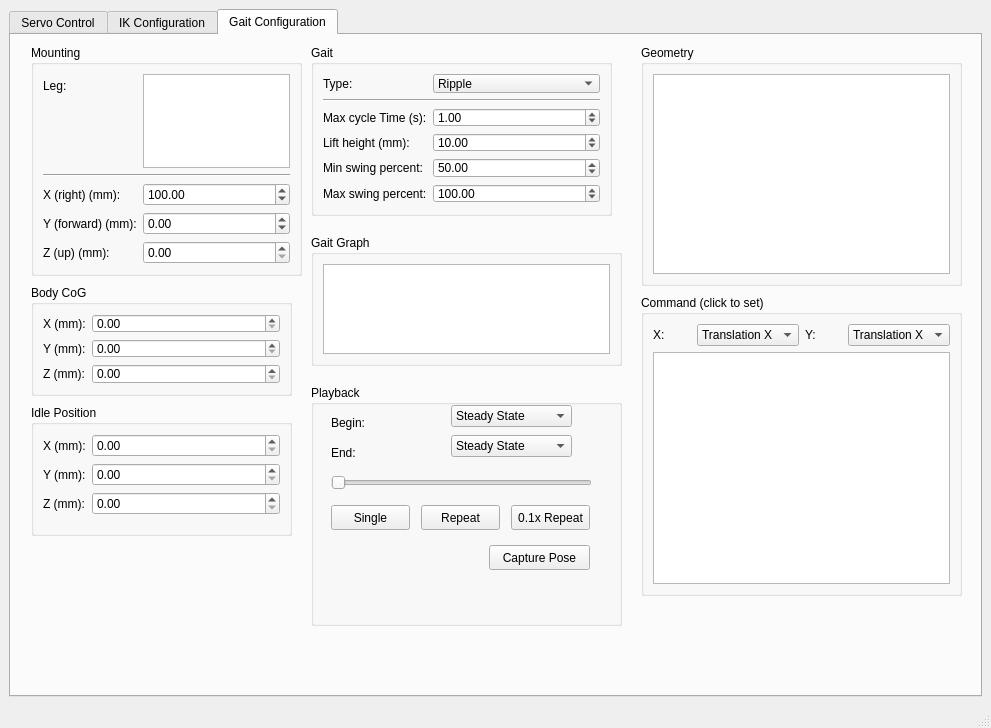
Above: mtool_main_window.ui from mjbots/mjmech before the change. Below: the same form after it.
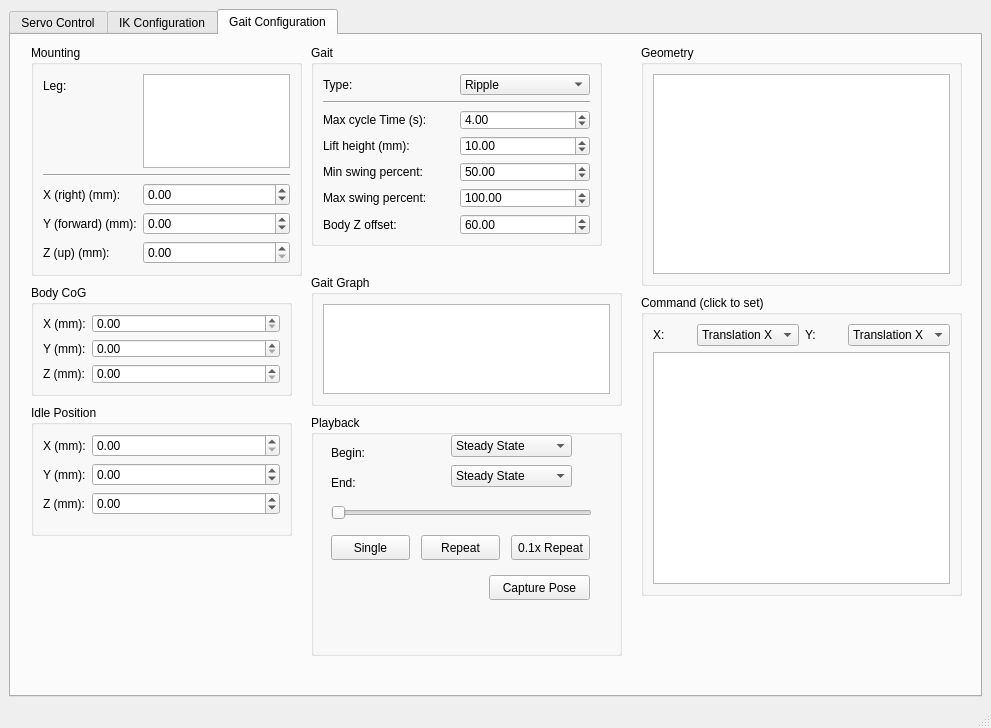
That is the form after the change. The open tabs and pages were chosen to show the change.

Commit message: mtool: Persist most of the elements on the gait tab through the settings file.

Diff of the .ui file:
```diff
--- a/mtool_main_window.ui
+++ b/mtool_main_window.ui
@@ -14,8 +14,8 @@
    <string>mtool</string>
   </property>
   <widget class="QWidget" name="centralwidget">
-   <layout class="QVBoxLayout" name="verticalLayout">
-    <item>
+   <layout class="QGridLayout" name="gridLayout_6">
+    <item row="0" column="0">
      <widget class="QTabWidget" name="tabWidget">
       <property name="currentIndex">
        <number>0</number>
@@ -1025,6 +1025,9 @@
          </item>
          <item row="2" column="1">
           <widget class="QDoubleSpinBox" name="mountingLegXSpin">
+           <property name="minimum">
+            <double>-1000.000000000000000</double>
+           </property>
            <property name="maximum">
             <double>1000.000000000000000</double>
            </property>
@@ -1032,7 +1035,7 @@
             <double>5.000000000000000</double>
            </property>
            <property name="value">
-            <double>100.000000000000000</double>
+            <double>0.000000000000000</double>
            </property>
           </widget>
          </item>
@@ -1080,14 +1083,14 @@
          <rect>
           <x>300</x>
           <y>10</y>
-          <width>301</width>
-          <height>171</height>
+          <width>291</width>
+          <height>201</height>
          </rect>
         </property>
         <property name="title">
          <string>Gait</string>
         </property>
-        <layout class="QFormLayout" name="formLayout_6">
+        <layout class="QGridLayout" name="gridLayout_7">
          <item row="0" column="0">
           <widget class="QLabel" name="label_5">
            <property name="text">
@@ -1121,13 +1124,13 @@
          <item row="2" column="1">
           <widget class="QDoubleSpinBox" name="maxCycleTimeSpin">
            <property name="maximum">
-            <double>4.000000000000000</double>
+            <double>20.000000000000000</double>
            </property>
            <property name="singleStep">
             <double>0.100000000000000</double>
            </property>
            <property name="value">
-            <double>1.000000000000000</double>
+            <double>4.000000000000000</double>
            </property>
           </widget>
          </item>
@@ -1185,13 +1188,36 @@
            </property>
           </widget>
          </item>
+         <item row="6" column="0">
+          <widget class="QLabel" name="label">
+           <property name="text">
+            <string>Body Z offset:</string>
+           </property>
+          </widget>
+         </item>
+         <item row="6" column="1">
+          <widget class="QDoubleSpinBox" name="bodyZOffsetSpin">
+           <property name="minimum">
+            <double>-1000.000000000000000</double>
+           </property>
+           <property name="maximum">
+            <double>1000.000000000000000</double>
+           </property>
+           <property name="singleStep">
+            <double>10.000000000000000</double>
+           </property>
+           <property name="value">
+            <double>60.000000000000000</double>
+           </property>
+          </widget>
+         </item>
         </layout>
        </widget>
        <widget class="QGroupBox" name="gaitGraphGroup">
         <property name="geometry">
          <rect>
           <x>300</x>
-          <y>200</y>
+          <y>240</y>
           <width>311</width>
           <height>131</height>
          </rect>
@@ -1236,7 +1262,17 @@
           </widget>
          </item>
          <item row="1" column="1">
-          <widget class="QDoubleSpinBox" name="idlePositionYSpin"/>
+          <widget class="QDoubleSpinBox" name="idlePositionYSpin">
+           <property name="minimum">
+            <double>-1000.000000000000000</double>
+           </property>
+           <property name="maximum">
+            <double>1000.000000000000000</double>
+           </property>
+           <property name="singleStep">
+            <double>10.000000000000000</double>
+           </property>
+          </widget>
          </item>
          <item row="2" column="0">
           <widget class="QLabel" name="label_12">
@@ -1246,7 +1282,17 @@
           </widget>
          </item>
          <item row="2" column="1">
-          <widget class="QDoubleSpinBox" name="idlePositionZSpin"/>
+          <widget class="QDoubleSpinBox" name="idlePositionZSpin">
+           <property name="minimum">
+            <double>-1000.000000000000000</double>
+           </property>
+           <property name="maximum">
+            <double>1000.000000000000000</double>
+           </property>
+           <property name="singleStep">
+            <double>10.000000000000000</double>
+           </property>
+          </widget>
          </item>
         </layout>
        </widget>
@@ -1299,7 +1345,7 @@
         <property name="geometry">
          <rect>
           <x>300</x>
-          <y>350</y>
+          <y>380</y>
           <width>311</width>
           <height>241</height>
          </rect>
```
Left out of the diff: 9 changed lines with no effect on the pictures. The commit also changes 3 other files.
